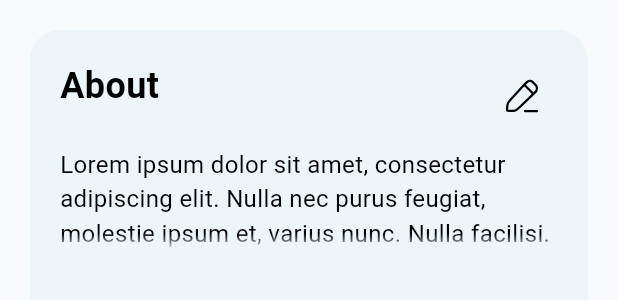
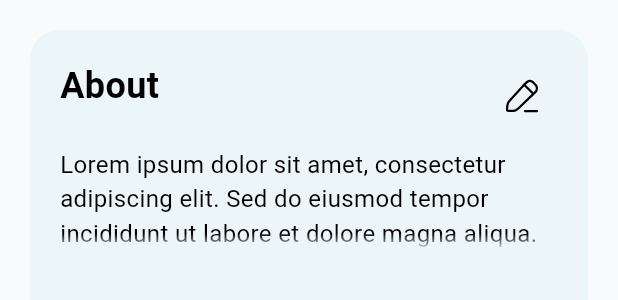
Before and after one commit to mustafasm99/FlutterFreeLanceApp, a Flutter app: the ProfileBio widget shown alone on an empty page, opened directly, on a phone screen of 412 x 824 dp. Shown: the top 300 px of the screen. Run offline on Flutter 3.47's test engine with Material 3 defaults, Android fonts, the phone set to English and light mode, and no system bars; our stand-ins replace buttons_tabbar, cached_network_image, carousel_slider, country_code_picker, dio, flutter_screenutil and 9 more; accounts and stored records are empty; network calls fail; Roboto replaces fonts that are missing (Poppins).

Commit message:
Refactor ProfileView and ProfileBio; streamline profile data fetching with FutureBuilder; enhance BioController initialization with detailed bio text

```diff
--- a/lib/pages/profile/widgets/profile_bio.dart
+++ b/lib/pages/profile/widgets/profile_bio.dart
@@ -6,7 +6,13 @@ import 'package:get/get.dart';
 
 class ProfileBio extends StatelessWidget {
   ProfileBio({super.key});
-  BioController get bioController => Get.find<BioController>();
+  BioController get bioController => Get.put(BioController(
+    bio: "Lorem ipsum dolor sit amet, consectetur adipiscing elit. "
+        "Sed do eiusmod tempor incididunt ut labore et dolore magna aliqua. "
+        "Ut enim ad minim veniam, quis nostrud exercitation ullamco laboris nisi ut aliquip ex ea commodo consequat. "
+        "Duis aute irure dolor in reprehenderit in voluptate velit esse cillum dolore eu fugiat nulla pariatur. "
+        "Excepteur sint occaecat cupidatat non proident, sunt in culpa qui officia deserunt mollit anim id est laborum.",
+  ));
 
   @override
   Widget build(BuildContext context) {
```
Also changed, not shown: lib/pages/profile/profileView.dart (+14 -16 lines).
